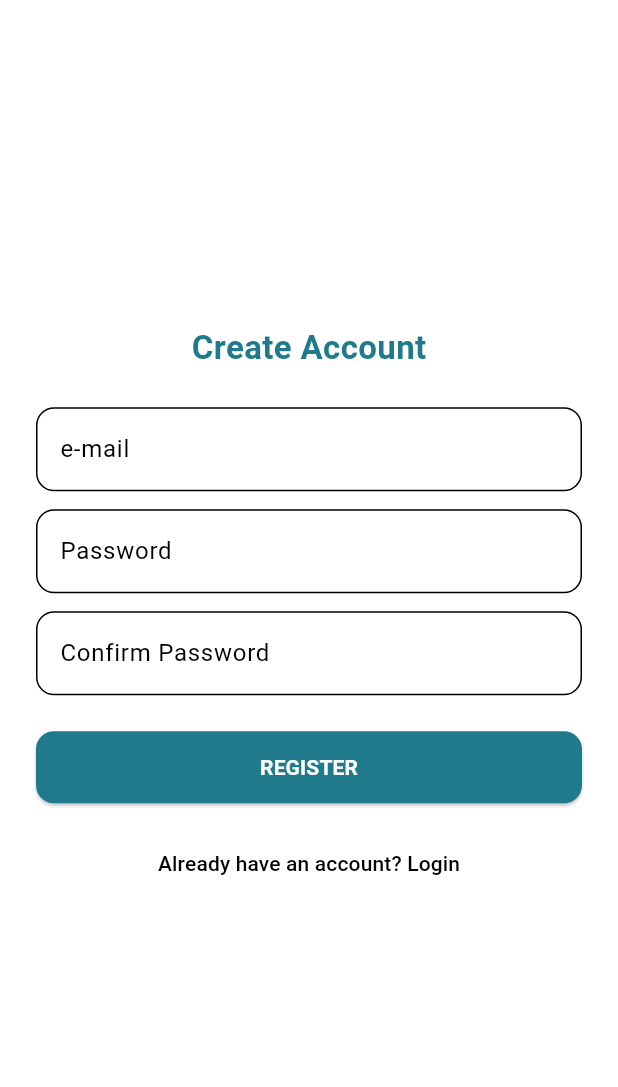
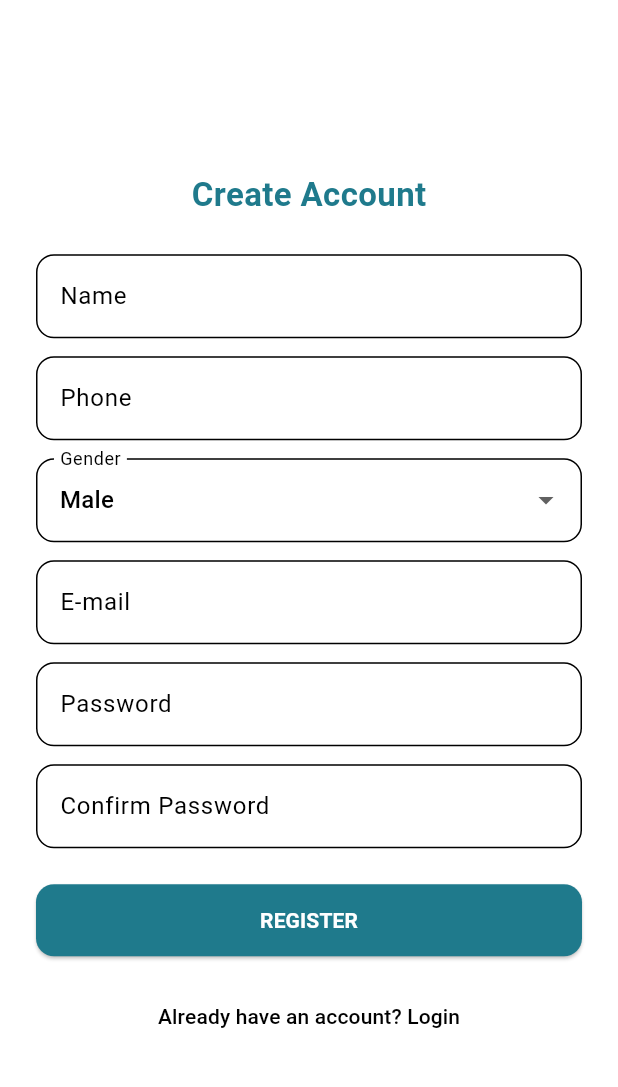
Before and after one commit to Isarquis/M-viles-Group13, a Flutter app: the RegisterPage screen opened by its route, on a phone screen of 412 x 824 dp, the part 63-1150 px from its top. Run offline on Flutter 3.47's test engine with Material 3 defaults, Android fonts, the phone set to English and light mode, and no system bars; our stand-ins replace cached_network_image, cloud_firestore, connectivity_plus, firebase_auth, firebase_core, firebase_storage and 8 more; accounts and stored records are empty.

```diff
--- a/uni_marketplace_flutter/lib/screens/auth/register_page.dart
+++ b/uni_marketplace_flutter/lib/screens/auth/register_page.dart
@@ -2,13 +2,21 @@ import 'package:flutter/material.dart';
 import 'package:provider/provider.dart';
 import '../../viewmodels/auth_viewmodel.dart';
 
-class RegisterPage extends StatelessWidget {
+class RegisterPage extends StatefulWidget {
+  RegisterPage({super.key});
+
+  @override
+  _RegisterPageState createState() => _RegisterPageState();
+}
+
+class _RegisterPageState extends State<RegisterPage> {
   final _formKey = GlobalKey<FormState>();
   final _email = TextEditingController();
   final _password = TextEditingController();
   final _confirmPassword = TextEditingController();
-
-  RegisterPage({super.key});
+  final _name = TextEditingController();
+  final _phone = TextEditingController();
+  String _gender = 'Male'; // Default gender
 
   @override
   Widget build(BuildContext context) {
@@ -47,9 +55,52 @@ class RegisterPage extends StatelessWidget {
                     ),
                   ),
                 TextFormField(
+                  controller: _name,
+                  decoration: InputDecoration(
+                    labelText: 'Name',
+                    border: OutlineInputBorder(
+                      borderRadius: BorderRadius.circular(12),
+                    ),
+                  ),
+                  validator: (v) => v!.isEmpty ? 'Enter your name' : null,
+                ),
+                const SizedBox(height: 12),
+                TextFormField(
+                  controller: _phone,
+                  decoration: InputDecoration(
+                    labelText: 'Phone',
+                    border: OutlineInputBorder(
+                      borderRadius: BorderRadius.circular(12),
+                    ),
+                  ),
+                  validator: (v) => v!.isEmpty ? 'Enter your phone' : null,
+                ),
+                const SizedBox(height: 12),
+                DropdownButtonFormField<String>(
+                  value: _gender,
+                  decoration: InputDecoration(
+                    labelText: 'Gender',
+                    border: OutlineInputBorder(
+                      borderRadius: BorderRadius.circular(12),
+                    ),
+                  ),
+                  items: ['Male', 'Female'].map((gender) {
+                    return DropdownMenuItem(
+                      value: gender,
+                      child: Text(gender),
+                    );
+                  }).toList(),
+                  onChanged: (value) {
+                    setState(() {
+                      _gender = value!;
+                    });
+                  },
+                ),
+                const SizedBox(height: 12),
+                TextFormField(
                   controller: _email,
                   decoration: InputDecoration(
-                    labelText: 'e-mail',
+                    labelText: 'E-mail',
                     border: OutlineInputBorder(
                       borderRadius: BorderRadius.circular(12),
                     ),
@@ -93,7 +144,12 @@ class RegisterPage extends StatelessWidget {
                         : () async {
                             if (_formKey.currentState!.validate()) {
                               final user = await viewModel.register(
-                                  _email.text, _password.text);
+                                _email.text,
+                                _password.text,
+                                _name.text,
+                                _phone.text,
+                                _gender,
+                              );
                               if (user != null) {
                                 Navigator.pushReplacementNamed(
                                     context, '/home');
--- a/uni_marketplace_flutter/lib/services/auth_service.dart
+++ b/uni_marketplace_flutter/lib/services/auth_service.dart
@@ -1,4 +1,6 @@
 import 'package:firebase_auth/firebase_auth.dart';
+import 'package:cloud_firestore/cloud_firestore.dart';
+
 
 class AuthService {
   final FirebaseAuth _auth = FirebaseAuth.instance;
@@ -17,12 +19,27 @@ class AuthService {
     }
   }
 
-  Future<User?> register(String email, String password) async {
+Future<User?> register(String email, String password, String name, String phone, String gender) async {
   try {
     final result = await _auth.createUserWithEmailAndPassword(
       email: email.trim(),
       password: password.trim(),
     );
+
+
+    if (result.user != null) {
+      await FirebaseFirestore.instance
+          .collection('users')
+          .doc(result.user!.uid)
+          .set({
+        'email': email.trim(),
+        'name': name.trim(),
+        'phone': phone.trim(),
+        'gender': gender.trim(),
+        'createdAt': FieldValue.serverTimestamp(),
+      });
+    }
+
     return result.user;
   } on FirebaseAuthException catch (e) {
     throw _handleAuthError(e);
@@ -30,6 +47,7 @@ class AuthService {
     throw 'An unexpected error occurred. Please try again.';
   }
 }
+
 
   Future<void> logout() async {
     await _auth.signOut();
--- a/uni_marketplace_flutter/lib/services/search_service.dart
+++ b/uni_marketplace_flutter/lib/services/search_service.dart
@@ -1,8 +1,10 @@
 import 'package:cloud_firestore/cloud_firestore.dart';
 import 'package:firebase_auth/firebase_auth.dart';
+import 'search_file_service.dart';
 
 class SearchService {
   final FirebaseFirestore _db = FirebaseFirestore.instance;
+  final SearchFileService _searchFileService = SearchFileService();
 
   Future<void> incrementSearchTerm(String term) async {
     final userId = FirebaseAuth.instance.currentUser?.uid;
--- a/uni_marketplace_flutter/lib/viewmodels/auth_viewmodel.dart
+++ b/uni_marketplace_flutter/lib/viewmodels/auth_viewmodel.dart
@@ -1,10 +1,11 @@
 import 'package:flutter/material.dart';
 import 'package:firebase_auth/firebase_auth.dart';
 import '../services/auth_service.dart';
+import '../services/firestore_service.dart';
 
 class AuthViewModel extends ChangeNotifier {
   final AuthService _authService = AuthService();
-
+  final FirestoreService _firestoreService = FirestoreService();
   bool _loading = false;
   bool get loading => _loading;
 
@@ -25,10 +26,23 @@ class AuthViewModel extends ChangeNotifier {
     }
   }
 
-  Future<User?> register(String email, String password) async {
+Future<User?> register(String email, String password, String name, String phone, String gender) async {
   setLoading(true);
   try {
-      final user = await _authService.register(email, password);
+    final user = await _authService.register(email, name, phone, gender, password);
+
+    if (user != null) {
+      await _firestoreService.registerUserWithGender(
+        user.uid,
+        {
+          'email': email,
+          'name': name,
+          'phone': phone,
+        },
+        gender,
+      );
+    }
+
     _setError(null);
     return user;
   } catch (e) {
@@ -38,6 +52,7 @@ class AuthViewModel extends ChangeNotifier {
     setLoading(false);
   }
 }
+
 
   void setLoading(bool val) {
     _loading = val;
--- a/uni_marketplace_flutter/pubspec.yaml
+++ b/uni_marketplace_flutter/pubspec.yaml
@@ -25,12 +25,12 @@ dependencies:
   geolocator: ^11.0.0
   provider: ^6.1.1
   shared_preferences: ^2.2.2
-
   hive: ^2.2.3
   hive_flutter: ^1.1.0
   connectivity_plus: ^5.0.1
   path_provider: ^2.0.11
-
+  sqflite: ^2.3.0
+  path: ^1.8.2
 
 dev_dependencies:
   flutter_test:
```
Also changed, not shown: uni_marketplace_flutter/lib/screens/auth/login_page.dart (+50 -3 lines), uni_marketplace_flutter/lib/screens/home_page.dart (+27 -37 lines), uni_marketplace_flutter/lib/screens/product_list.dart (+111 -124 lines), uni_marketplace_flutter/lib/services/firestore_service.dart (+27 -0 lines), uni_marketplace_flutter/lib/services/lru_cache_service.dart (added, +42 -0 lines), uni_marketplace_flutter/lib/services/search_database_service.dart (added, +62 -0 lines), uni_marketplace_flutter/lib/services/search_file_service.dart (added, +29 -0 lines), uni_marketplace_flutter/lib/widgets/search_bar.dart (+10 -7 lines), 1 other file. Lines whose indentation alone changed are shown as unchanged.
